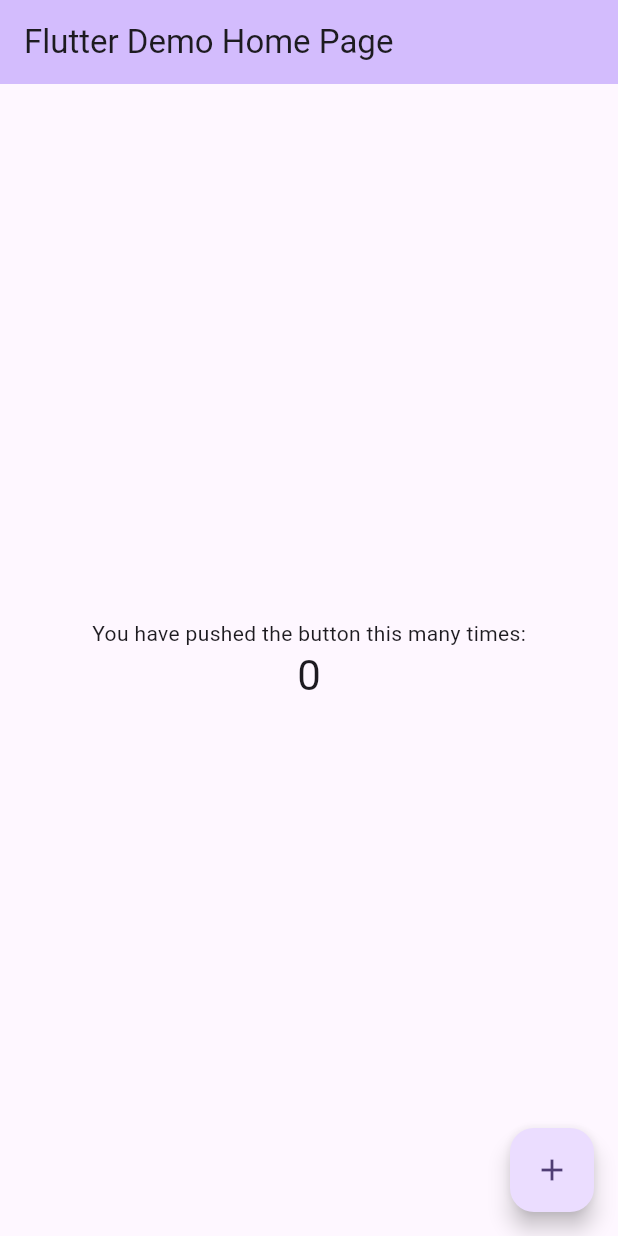
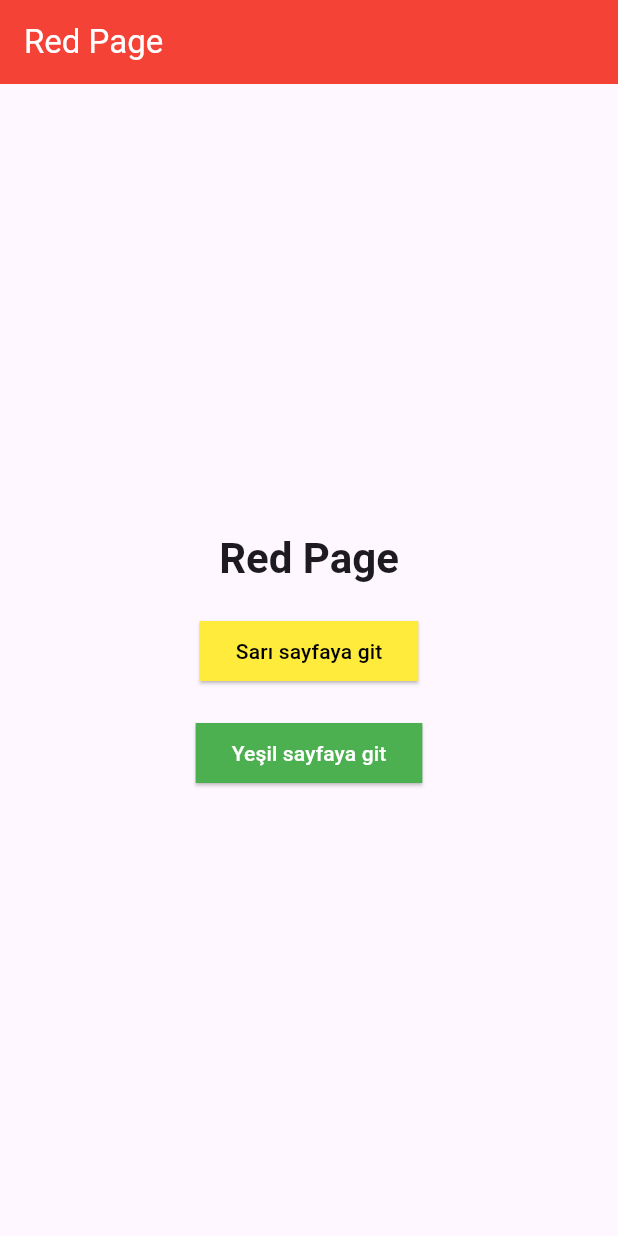
Before and after one commit to umut-akgul/navigator_islemlerim, a Flutter app: the screen it shows after launch, on a phone screen of 412 x 824 dp. Run offline on Flutter 3.47's test engine with Material 3 defaults, Android fonts, the phone set to English and light mode, and no system bars.

Commit message:
isimlendirilmis_rota

```diff
--- a/lib/main.dart
+++ b/lib/main.dart
@@ -1,4 +1,8 @@
 import 'package:flutter/material.dart';
+import 'package:navigator_islemlerim/green_page.dart';
+import 'package:navigator_islemlerim/hata_sayfasi.dart';
+import 'package:navigator_islemlerim/red_page.dart';
+import 'package:navigator_islemlerim/yellow_page.dart';
 
 void main() {
   runApp(const MyApp());
@@ -7,116 +11,29 @@ void main() {
 class MyApp extends StatelessWidget {
   const MyApp({super.key});
 
-  // This widget is the root of your application.
   @override
   Widget build(BuildContext context) {
     return MaterialApp(
-      title: 'Flutter Demo',
+      routes: {
+        "/": (context) => RedPage(),
+        "/yellowPage": (context) => YellowPage(),
+        "/greenPage": (context) => GreenPage(),
+      },
+      onUnknownRoute: (settings) {
+        return MaterialPageRoute(
+          builder: (context) => HataSayfasi(),
+        );
+      },
       theme: ThemeData(
-        // This is the theme of your application.
-        //
-        // TRY THIS: Try running your application with "flutter run". You'll see
-        // the application has a purple toolbar. Then, without quitting the app,
-        // try changing the seedColor in the colorScheme below to Colors.green
-        // and then invoke "hot reload" (save your changes or press the "hot
-        // reload" button in a Flutter-supported IDE, or press "r" if you used
-        // the command line to start the app).
-        //
-        // Notice that the counter didn't reset back to zero; the application
-        // state is not lost during the reload. To reset the state, use hot
-        // restart instead.
-        //
-        // This works for code too, not just values: Most code changes can be
-        // tested with just a hot reload.
-        colorScheme: ColorScheme.fromSeed(seedColor: Colors.deepPurple),
+        textTheme: TextTheme(
+          headlineMedium: TextStyle(
+            fontSize: 28,
+            fontWeight: FontWeight.bold,
+          ),
+        ),
       ),
-      home: const MyHomePage(title: 'Flutter Demo Home Page'),
+      debugShowCheckedModeBanner: false,
+      // home: RedPage(),
     );
   }
 }
-
-class MyHomePage extends StatefulWidget {
-  const MyHomePage({super.key, required this.title});
-
-  // This widget is the home page of your application. It is stateful, meaning
-  // that it has a State object (defined below) that contains fields that affect
-  // how it looks.
-
-  // This class is the configuration for the state. It holds the values (in this
-  // case the title) provided by the parent (in this case the App widget) and
-  // used by the build method of the State. Fields in a Widget subclass are
-  // always marked "final".
-
-  final String title;
-
-  @override
-  State<MyHomePage> createState() => _MyHomePageState();
-}
-
-class _MyHomePageState extends State<MyHomePage> {
-  int _counter = 0;
-
-  void _incrementCounter() {
-    setState(() {
-      // This call to setState tells the Flutter framework that something has
-      // changed in this State, which causes it to rerun the build method below
-      // so that the display can reflect the updated values. If we changed
-      // _counter without calling setState(), then the build method would not be
-      // called again, and so nothing would appear to happen.
-      _counter++;
-    });
-  }
-
-  @override
-  Widget build(BuildContext context) {
-    // This method is rerun every time setState is called, for instance as done
-    // by the _incrementCounter method above.
-    //
-    // The Flutter framework has been optimized to make rerunning build methods
-    // fast, so that you can just rebuild anything that needs updating rather
-    // than having to individually change instances of widgets.
-    return Scaffold(
-      appBar: AppBar(
-        // TRY THIS: Try changing the color here to a specific color (to
-        // Colors.amber, perhaps?) and trigger a hot reload to see the AppBar
-        // change color while the other colors stay the same.
-        backgroundColor: Theme.of(context).colorScheme.inversePrimary,
-        // Here we take the value from the MyHomePage object that was created by
-        // the App.build method, and use it to set our appbar title.
-        title: Text(widget.title),
-      ),
-      body: Center(
-        // Center is a layout widget. It takes a single child and positions it
-        // in the middle of the parent.
-        child: Column(
-          // Column is also a layout widget. It takes a list of children and
-          // arranges them vertically. By default, it sizes itself to fit its
-          // children horizontally, and tries to be as tall as its parent.
-          //
-          // Column has various properties to control how it sizes itself and
-          // how it positions its children. Here we use mainAxisAlignment to
-          // center the children vertically; the main axis here is the vertical
-          // axis because Columns are vertical (the cross axis would be
-          // horizontal).
-          //
-          // TRY THIS: Invoke "debug painting" (choose the "Toggle Debug Paint"
-          // action in the IDE, or press "p" in the console), to see the
-          // wireframe for each widget.
-          mainAxisAlignment: MainAxisAlignment.center,
-          children: <Widget>[
-            const Text('You have pushed the button this many times:'),
-            Text(
-              '$_counter',
-              style: Theme.of(context).textTheme.headlineMedium,
-            ),
-          ],
-        ),
-      ),
-      floatingActionButton: FloatingActionButton(
-        onPressed: _incrementCounter,
-        tooltip: 'Increment',
-        child: const Icon(Icons.add),
-      ), // This trailing comma makes auto-formatting nicer for build methods.
-    );
-  }
-}
--- /dev/null
+++ b/lib/red_page.dart
@@ -0,0 +1,53 @@
+import 'package:flutter/material.dart';
+
+class RedPage extends StatelessWidget {
+  const RedPage({super.key});
+
+  @override
+  Widget build(BuildContext context) {
+    return Scaffold(
+      appBar: AppBar(
+        title: Text("Red Page"),
+        backgroundColor: Colors.red,
+        foregroundColor: Colors.white,
+      ),
+      body: Center(
+        child: Column(
+          mainAxisAlignment: MainAxisAlignment.center,
+          children: [
+            Text(
+              "Red Page",
+              style: Theme.of(
+                context,
+              ).textTheme.headlineMedium,
+            ),
+            SizedBox(height: 20),
+            ElevatedButton(
+              style: ElevatedButton.styleFrom(
+                backgroundColor: Colors.yellow,
+                foregroundColor: Colors.black,
+                shape: RoundedRectangleBorder(),
+              ),
+              onPressed: () {
+                Navigator.of(
+                  context,
+                ).pushNamed("/yellowPage2");
+              },
+              child: Text("Sarı sayfaya git"),
+            ),
+            SizedBox(height: 20),
+            ElevatedButton(
+              style: ElevatedButton.styleFrom(
+                backgroundColor: Colors.green,
+                foregroundColor: Colors.white,
+                shape: RoundedRectangleBorder(),
+              ),
+              onPressed: () {},
+              child: Text("Yeşil sayfaya git"),
+            ),
+          ],
+        ),
+      ),
+    );
+  }
+}
```
Also changed, not shown: lib/green_page.dart (added, +29 -0 lines), lib/hata_sayfasi.dart (added, +29 -0 lines), lib/yellow_page.dart (added, +29 -0 lines).
